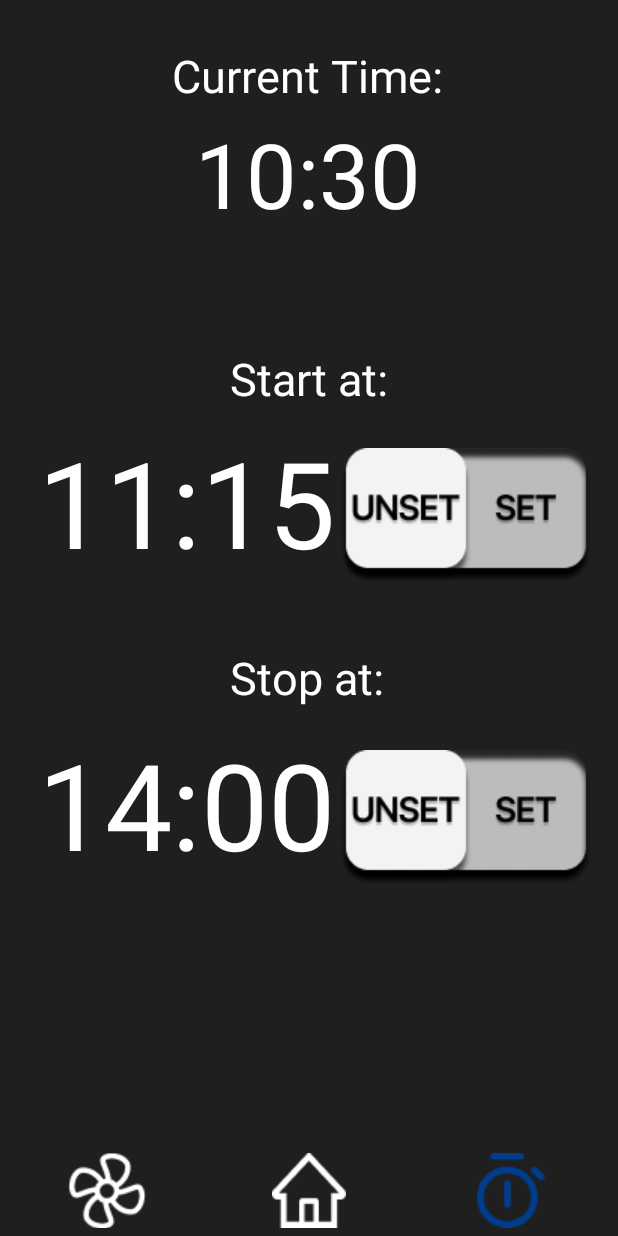
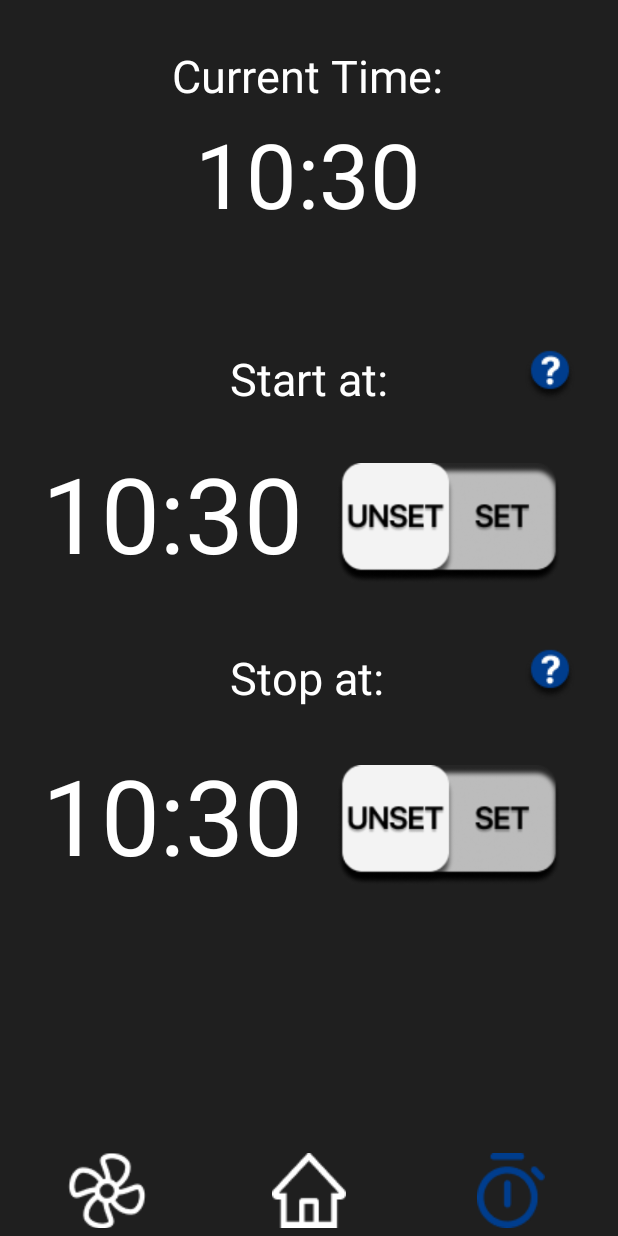
Before and after one commit to DebsTheLemon/AControl, an Android app: the TimerActivity screen opened directly, with no data from a screen before it, on a phone screen of 412 x 824 dp. Run offline under Robolectric (Android 15) with nearby library versions, the phone set to English and light mode, and no system bars.

Commit message:
Updating Timers & Info Boxes

```diff
--- a/app/src/main/java/gr/aueb/acontrol/TimerActivity.java
+++ b/app/src/main/java/gr/aueb/acontrol/TimerActivity.java
@@ -3,13 +3,16 @@ package gr.aueb.acontrol;
 import androidx.appcompat.app.AppCompatActivity;
 
 import android.app.AlarmManager;
+import android.app.AlertDialog;
 import android.app.NotificationChannel;
 import android.app.NotificationManager;
 import android.app.PendingIntent;
 import android.content.Context;
+import android.content.DialogInterface;
 import android.content.Intent;
 import android.os.Build;
 import android.os.Bundle;
+import android.os.Handler;
 import android.speech.tts.TextToSpeech;
 import android.util.Log;
 import android.view.View;
@@ -21,25 +24,29 @@ import android.widget.Toast;
 import com.google.android.material.timepicker.MaterialTimePicker;
 import com.google.android.material.timepicker.TimeFormat;
 
+import java.text.SimpleDateFormat;
 import java.util.Calendar;
+import java.util.Date;
 import java.util.Locale;
 
 import gr.aueb.acontrol.databinding.ActivityTimerBinding;
 
 public class TimerActivity extends AppCompatActivity {
 
-    TextView StartVal, StopVal;
+    TextView StartVal, StopVal, CurrentTimeVal;
+    ImageView infoStart, infoStop;
     TextToSpeech audio;
     String feedback;
 
     static ImageView StartSwitch, StopSwitch;
-    static boolean StartSet;
-    static boolean StopSet;
+    static boolean StartSet, StopSet;
 
     private ActivityTimerBinding binding;
     private MaterialTimePicker picker;
     private Calendar startCalendar = Calendar.getInstance();
     private Calendar stopCalendar = Calendar.getInstance();
+    private Calendar currentTime;
+    SimpleDateFormat simple;
     private AlarmManager startAlarmManager, stopAlarmManager;
     private PendingIntent pendingIntent;
 
@@ -48,9 +55,22 @@ public class TimerActivity extends AppCompatActivity {
         super.onCreate(savedInstanceState);
         binding = ActivityTimerBinding.inflate(getLayoutInflater());
         setContentView(binding.getRoot());
-//        setContentView(R.layout.activity_timer);
+//      setContentView(R.layout.activity_timer);
         createNotificationChannel();
 
+        currentTime = Calendar.getInstance();
+        simple = new SimpleDateFormat("HH:mm");
+        CurrentTimeVal = (TextView) binding.CurrentTimeVal;
+
+        final Handler h = new Handler();
+        h.post(new Runnable() {
+            @Override
+            public void run() {
+                currentTime = Calendar.getInstance();
+                CurrentTimeVal.setText(String.format(simple.format(currentTime.getTime())));
+                h.postDelayed(this, 5000);
+            }
+        });
 
         audio = new TextToSpeech(getApplicationContext(), new TextToSpeech.OnInitListener() {
             @Override
@@ -62,6 +82,7 @@ public class TimerActivity extends AppCompatActivity {
         });
 
         StartVal = (TextView) binding.StartTimeVal;
+        StartVal.setText(String.format(simple.format(currentTime.getTime())));
         StartVal.setOnClickListener(new View.OnClickListener() {
             @Override
             public void onClick(View view) {
@@ -70,6 +91,7 @@ public class TimerActivity extends AppCompatActivity {
         });
 
         StopVal = (TextView) binding.StopTimeVal;
+        StopVal.setText(String.format(simple.format(currentTime.getTime())));
         StopVal.setOnClickListener(new View.OnClickListener() {
             @Override
             public void onClick(View view) {
@@ -115,6 +137,24 @@ public class TimerActivity extends AppCompatActivity {
                     StopSet = false;
                 }
                 audio.speak(feedback, TextToSpeech.QUEUE_FLUSH, null);
+            }
+        });
+
+        infoStart = (ImageView) findViewById(R.id.infoStart);
+        infoStart.setOnClickListener(new View.OnClickListener() {
+            @Override
+            public void onClick(View view) {
+                showInfoBox("Start Timer", "Tap on the time display below to select when " +
+                        "you want your Air Conditioner to turn ON, then tap SET.");
+            }
+        });
+
+        infoStop = (ImageView) findViewById(R.id.infoStop);
+        infoStop.setOnClickListener(new View.OnClickListener() {
+            @Override
+            public void onClick(View view) {
+                showInfoBox("Stop Timer", "Tap on the time display below to select when " +
+                        "you want your Air Conditioner to turn OFF, then tap SET.");
             }
         });
 
@@ -184,8 +224,8 @@ public class TimerActivity extends AppCompatActivity {
     private void showStartTimePicker() {
         picker = new MaterialTimePicker.Builder()
                 .setTimeFormat(TimeFormat.CLOCK_24H)
-                .setHour(12)
-                .setMinute(0)
+                .setHour(startCalendar.get(Calendar.HOUR_OF_DAY))
+                .setMinute(startCalendar.get(Calendar.MINUTE))
                 .setTitleText("Set Start Timer")
                 .build();
 
@@ -206,8 +246,8 @@ public class TimerActivity extends AppCompatActivity {
     private void showStopTimePicker() {
         picker = new MaterialTimePicker.Builder()
                 .setTimeFormat(TimeFormat.CLOCK_24H)
-                .setHour(12)
-                .setMinute(0)
+                .setHour(stopCalendar.get(Calendar.HOUR_OF_DAY))
+                .setMinute(stopCalendar.get(Calendar.MINUTE))
                 .setTitleText("Set Stop Timer")
                 .build();
 
@@ -240,4 +280,17 @@ public class TimerActivity extends AppCompatActivity {
             stopManager.createNotificationChannel(stopChannel);
         }
     }
+
+    private void showInfoBox(String title, String info){
+        AlertDialog infoBox = new AlertDialog.Builder(TimerActivity.this)
+                .setTitle(title)
+                .setMessage(info)
+                .setPositiveButton("Got it!", new DialogInterface.OnClickListener() {
+                    @Override
+                    public void onClick(DialogInterface infoBox, int i) {
+                        infoBox.dismiss();
+                    }
+                }).create();
+        infoBox.show();
+    }
 }
--- a/app/src/main/res/layout/activity_timer.xml
+++ b/app/src/main/res/layout/activity_timer.xml
@@ -9,30 +9,56 @@
     tools:context=".TimerActivity">
 
     <ImageView
-        android:id="@+id/StartSwitch"
+        android:id="@+id/infoStart"
         android:layout_width="wrap_content"
         android:layout_height="wrap_content"
         android:background="#00FFFFFF"
-        android:src="@drawable/selector_timer_switch"
+        android:src="@drawable/btn_info"
         app:layout_constraintBottom_toBottomOf="parent"
         app:layout_constraintEnd_toEndOf="parent"
-        app:layout_constraintHorizontal_bias="0.157"
+        app:layout_constraintHorizontal_bias="0.925"
+        app:layout_constraintStart_toStartOf="parent"
+        app:layout_constraintTop_toTopOf="parent"
+        app:layout_constraintVertical_bias="0.294" />
+
+    <ImageView
+        android:id="@+id/infoStop"
+        android:layout_width="wrap_content"
+        android:layout_height="wrap_content"
+        android:background="#00FFFFFF"
+        android:src="@drawable/btn_info"
+        app:layout_constraintBottom_toBottomOf="parent"
+        app:layout_constraintEnd_toEndOf="parent"
+        app:layout_constraintHorizontal_bias="0.925"
+        app:layout_constraintStart_toStartOf="parent"
+        app:layout_constraintTop_toTopOf="parent"
+        app:layout_constraintVertical_bias="0.547" />
+
+    <ImageView
+        android:id="@+id/StartSwitch"
+        android:layout_width="wrap_content"
+        android:layout_height="80dp"
+        android:background="#00FFFFFF"
+        android:src="@drawable/selector_timer_switch"
+        app:layout_constraintBottom_toBottomOf="@+id/StartTimeVal"
+        app:layout_constraintEnd_toEndOf="parent"
+        app:layout_constraintHorizontal_bias="0.317"
         app:layout_constraintStart_toEndOf="@+id/StartTimeVal"
         app:layout_constraintTop_toTopOf="parent"
-        app:layout_constraintVertical_bias="0.407" />
+        app:layout_constraintVertical_bias="1.0" />
 
     <ImageView
         android:id="@+id/StopSwitch"
         android:layout_width="wrap_content"
-        android:layout_height="wrap_content"
+        android:layout_height="80dp"
         android:background="#00FFFFFF"
         android:src="@drawable/selector_timer_switch"
-        app:layout_constraintBottom_toBottomOf="parent"
+        app:layout_constraintBottom_toBottomOf="@+id/StopTimeVal"
         app:layout_constraintEnd_toEndOf="parent"
-        app:layout_constraintHorizontal_bias="0.157"
+        app:layout_constraintHorizontal_bias="0.317"
         app:layout_constraintStart_toEndOf="@+id/StopTimeVal"
         app:layout_constraintTop_toTopOf="parent"
-        app:layout_constraintVertical_bias="0.681" />
+        app:layout_constraintVertical_bias="1.0" />
 
     <TextView
         android:id="@+id/TxtCurrentTime"
@@ -54,7 +80,7 @@
         android:id="@+id/CurrentTimeVal"
         android:layout_width="wrap_content"
         android:layout_height="wrap_content"
-        android:text="10:30"
+        android:text="10:00"
         android:textColor="#FFFFFF"
         android:textSize="60sp"
         app:layout_constraintBottom_toBottomOf="parent"
@@ -70,13 +96,13 @@
         android:layout_height="wrap_content"
         android:text="11:15"
         android:textColor="#FFFFFF"
-        android:textSize="80sp"
+        android:textSize="70sp"
         app:layout_constraintBottom_toBottomOf="parent"
         app:layout_constraintEnd_toEndOf="parent"
-        app:layout_constraintHorizontal_bias="0.117"
+        app:layout_constraintHorizontal_bias="0.118"
         app:layout_constraintStart_toStartOf="parent"
         app:layout_constraintTop_toTopOf="parent"
-        app:layout_constraintVertical_bias="0.392" />
+        app:layout_constraintVertical_bias="0.404" />
 
     <TextView
         android:id="@+id/TxtStartAt"
@@ -100,13 +126,13 @@
         android:layout_height="wrap_content"
         android:text="14:00"
         android:textColor="#FFFFFF"
-        android:textSize="80sp"
+        android:textSize="70sp"
         app:layout_constraintBottom_toBottomOf="parent"
         app:layout_constraintEnd_toEndOf="parent"
-        app:layout_constraintHorizontal_bias="0.117"
+        app:layout_constraintHorizontal_bias="0.118"
         app:layout_constraintStart_toStartOf="parent"
         app:layout_constraintTop_toTopOf="parent"
-        app:layout_constraintVertical_bias="0.673" />
+        app:layout_constraintVertical_bias="0.68" />
 
     <TextView
         android:id="@+id/TxtStoptAt"
@@ -125,6 +151,7 @@
         app:layout_constraintVertical_bias="0.551" />
 
     <LinearLayout
+        android:id="@+id/linearLayout3"
         android:layout_width="match_parent"
         android:layout_height="50dp"
         android:layout_gravity="bottom"
@@ -134,8 +161,8 @@
         app:layout_constraintBottom_toBottomOf="parent"
         app:layout_constraintEnd_toEndOf="parent"
         app:layout_constraintHorizontal_bias="0.0"
+
         app:layout_constraintStart_toStartOf="parent"
-
         app:layout_constraintTop_toTopOf="parent"
         app:layout_constraintVertical_bias="1.0">
 
```
